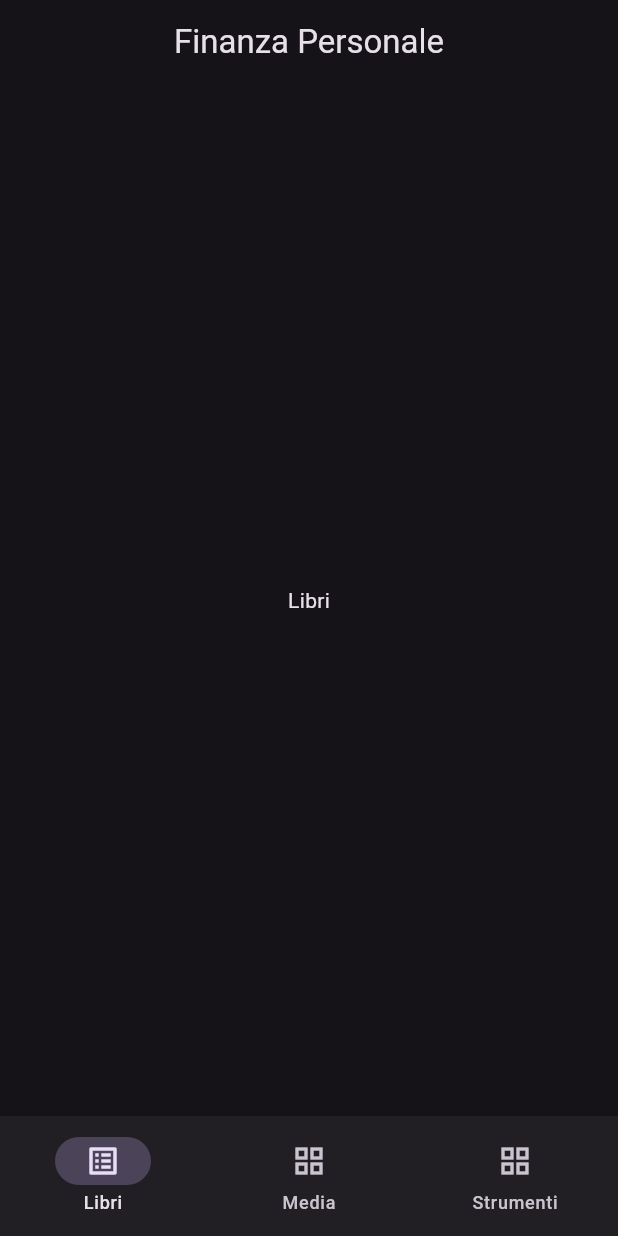
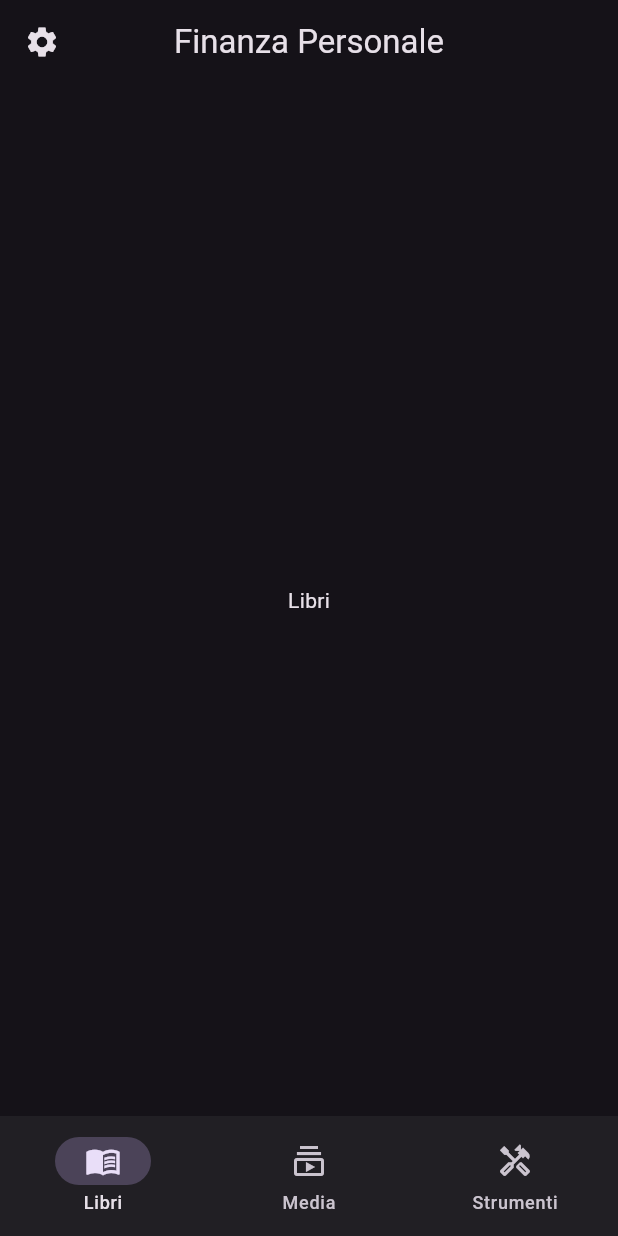
Before and after one commit to polilluminato/finanza-personale-flutter, a Flutter app: the screen it shows after launch, on a phone screen of 412 x 824 dp. Run offline on Flutter 3.47's test engine with Material 3 defaults, Android fonts, the light colour scheme and no system bars; our stand-ins replace flutter_riverpod, universal_platform; missing offline and left inert: window_manager.

Commit message:
fix: Change icons in the NavigationBar

```diff
--- a/lib/pages/home/home_page.dart
+++ b/lib/pages/home/home_page.dart
@@ -2,6 +2,7 @@ import 'package:finanza_personale/models/home_tab_model.dart';
 import 'package:finanza_personale/pages/home/tabs/books_tab.dart';
 import 'package:finanza_personale/pages/home/tabs/media_tab.dart';
 import 'package:finanza_personale/pages/home/tabs/tools_tab.dart';
+import 'package:finanza_personale/pages/settings/settings_page.dart';
 import 'package:flutter/material.dart';
 import 'package:flutter_riverpod/flutter_riverpod.dart';
 
@@ -10,17 +11,17 @@ final indexTabProvider = StateProvider<int>((ref) => 0);
 final List<HomeTab> tabList = [
   HomeTab(
     label: "Libri",
-    icon: Icons.list_alt,
+    icon: Icons.menu_book_outlined,
     content: const BooksTab(),
   ),
   HomeTab(
     label: "Media",
-    icon: Icons.grid_view,
+    icon: Icons.subscriptions_outlined,
     content: const MediaTab(),
   ),
   HomeTab(
     label: "Strumenti",
-    icon: Icons.grid_view,
+    icon: Icons.handyman_outlined,
     content: const ToolsTab(),
   ),
 ];
@@ -33,6 +34,15 @@ class HomePage extends ConsumerWidget {
     return Scaffold(
       appBar: AppBar(
         title: const Text("Finanza Personale"),
+        leading: IconButton(
+          onPressed: () => Navigator.push(
+            context,
+            MaterialPageRoute(
+              builder: (context) => const SettingsPage(),
+            ),
+          ),
+          icon: const Icon(Icons.settings),
+        ),
       ),
       body: tabList[ref.watch(indexTabProvider)].content,
       bottomNavigationBar: NavigationBar(
```
